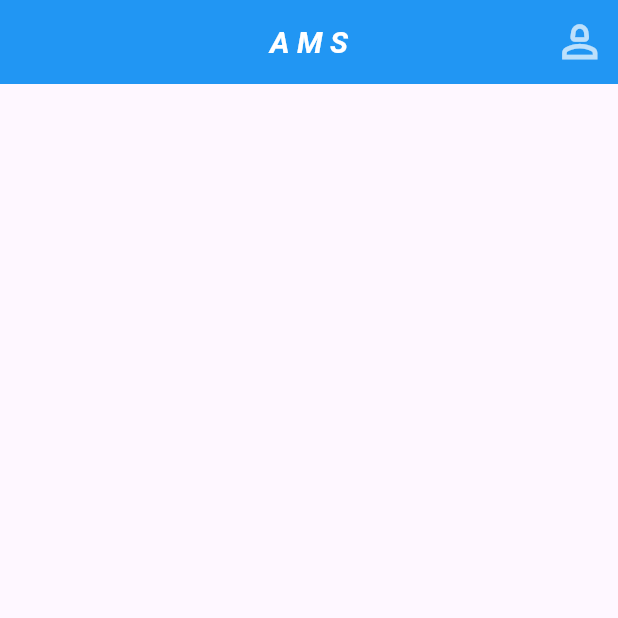
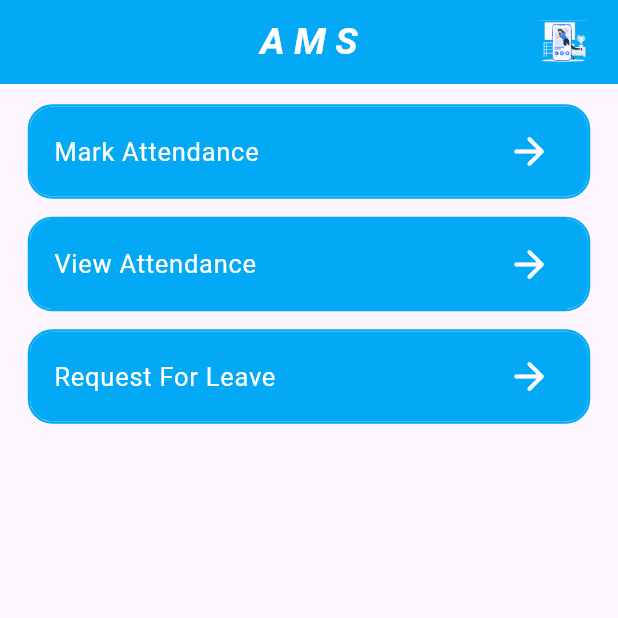
Before and after one commit to Abdulnasir-w/Attendance-Managment-System, a Flutter app: the UserHomeScreen screen opened directly, on a phone screen of 412 x 824 dp, the top half of it. Run offline on Flutter 3.47's test engine with Material 3 defaults, Android fonts, the light colour scheme and no system bars; our stand-ins replace cloud_firestore, firebase_auth, firebase_core, firebase_storage, flutter_svg, image_picker and 1 more; accounts and stored records are empty; statements that could not run were skipped.

Commit message:
added tiles to home screen

```diff
--- /dev/null
+++ b/lib/Components/custom_tiles.dart
@@ -0,0 +1,39 @@
+import 'package:flutter/material.dart';
+
+class Tiles extends StatelessWidget {
+  final String title;
+  final VoidCallback onPressed;
+  const Tiles({
+    super.key,
+    required this.title,
+    required this.onPressed,
+  });
+
+  @override
+  Widget build(BuildContext context) {
+    return ListTile(
+      title: Text(
+        title,
+        style: const TextStyle(color: Colors.white, fontSize: 17),
+      ),
+      tileColor: Colors.lightBlue,
+      style: ListTileStyle.list,
+      visualDensity: const VisualDensity(horizontal: 1.0, vertical: 1.0),
+      trailing: const Icon(
+        Icons.arrow_forward_rounded,
+        color: Colors.white,
+        size: 30,
+      ),
+      shape: RoundedRectangleBorder(
+        side: const BorderSide(
+          color: Colors.lightBlue,
+          width: 1.5,
+          style: BorderStyle.solid,
+          strokeAlign: BorderSide.strokeAlignOutside,
+        ),
+        borderRadius: BorderRadius.circular(15),
+      ),
+      onTap: onPressed,
+    );
+  }
+}
--- a/lib/Screens/User/home_screen.dart
+++ b/lib/Screens/User/home_screen.dart
@@ -1,9 +1,11 @@
-import 'package:attendance_ms/Components/custom_button.dart';
+import 'package:attendance_ms/Screens/User/leave_request_screen.dart';
+import 'package:attendance_ms/Screens/User/mark_attendance_screen.dart';
 import 'package:attendance_ms/Screens/User/profile_screen.dart';
+import 'package:attendance_ms/Screens/User/view_attendance_screen.dart';
 import 'package:flutter/material.dart';
+import 'package:flutter_svg/svg.dart';
 
-import '../../Providers/auth_provider.dart';
-import '../Auth/sign_in_screen.dart';
+import '../../Components/custom_tiles.dart';
 
 class UserHomeScreen extends StatelessWidget {
   const UserHomeScreen({super.key});
@@ -17,29 +19,74 @@ class UserHomeScreen extends StatelessWidget {
           "A M S",
           style: TextStyle(
             color: Colors.white,
-            fontSize: 20,
+            fontSize: 25,
             fontWeight: FontWeight.bold,
             fontStyle: FontStyle.italic,
           ),
         ),
         centerTitle: true,
-        backgroundColor: Colors.blue,
+        backgroundColor: Colors.lightBlue,
         actions: [
           IconButton(
-              onPressed: () => Navigator.push(
+            onPressed: () => Navigator.push(context,
+                MaterialPageRoute(builder: (context) => const ProfileScreen())),
+            icon: Padding(
+              padding: const EdgeInsets.only(right: 10.0),
+              child: SvgPicture.asset(
+                "assets/profile.svg",
+                width: 37,
+                height: 37,
+              ),
+            ),
+          ),
+        ],
+      ),
+      body: Padding(
+        padding: const EdgeInsets.symmetric(horizontal: 20.0, vertical: 15),
+        child: Column(
+          mainAxisAlignment: MainAxisAlignment.start,
+          children: [
+            Tiles(
+              title: 'Mark Attendance',
+              onPressed: () {
+                Navigator.push(
                   context,
                   MaterialPageRoute(
-                      builder: (context) => const ProfileScreen())),
-              icon: const Icon(
-                Icons.person_2_outlined,
-                size: 35,
-                color: Colors.white70,
-              ))
-        ],
-      ),
-      body: Column(
-        mainAxisAlignment: MainAxisAlignment.center,
-        children: [],
+                    builder: (context) => const MarkAttendanceScreen(),
+                  ),
+                );
+              },
+            ),
+            const SizedBox(
+              height: 15,
+            ),
+            Tiles(
+              title: 'View Attendance',
+              onPressed: () {
+                Navigator.push(
+                  context,
+                  MaterialPageRoute(
+                    builder: (context) => const ViewAttendanceScreen(),
+                  ),
+                );
+              },
+            ),
+            const SizedBox(
+              height: 15,
+            ),
+            Tiles(
+              title: 'Request For Leave',
+              onPressed: () {
+                Navigator.push(
+                  context,
+                  MaterialPageRoute(
+                    builder: (context) => const LeaveRequestScreen(),
+                  ),
+                );
+              },
+            ),
+          ],
+        ),
       ),
     );
   }
```
